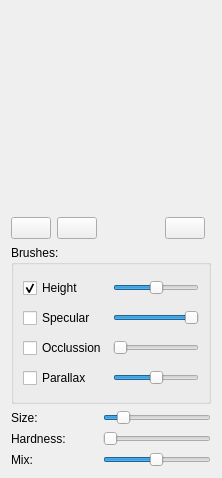
Before: the Qt Designer form hsopbrushgui.ui in azagaya/LaigterHSPOBrush, drawn with Qt 5.
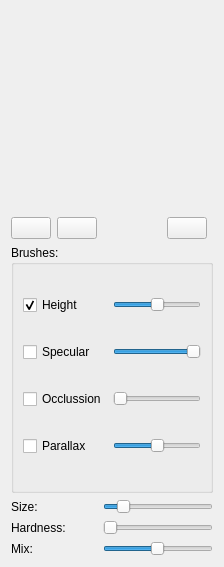
After: the same form once the commit is applied. Icons and pictures are not drawn.

```diff
--- a/hsopbrushgui.ui
+++ b/hsopbrushgui.ui
@@ -6,8 +6,8 @@
    <rect>
     <x>0</x>
     <y>0</y>
-    <width>218</width>
-    <height>478</height>
+    <width>224</width>
+    <height>567</height>
    </rect>
   </property>
   <property name="windowTitle">
```
Left out of the diff: 13 changed lines with no effect on the pictures.
